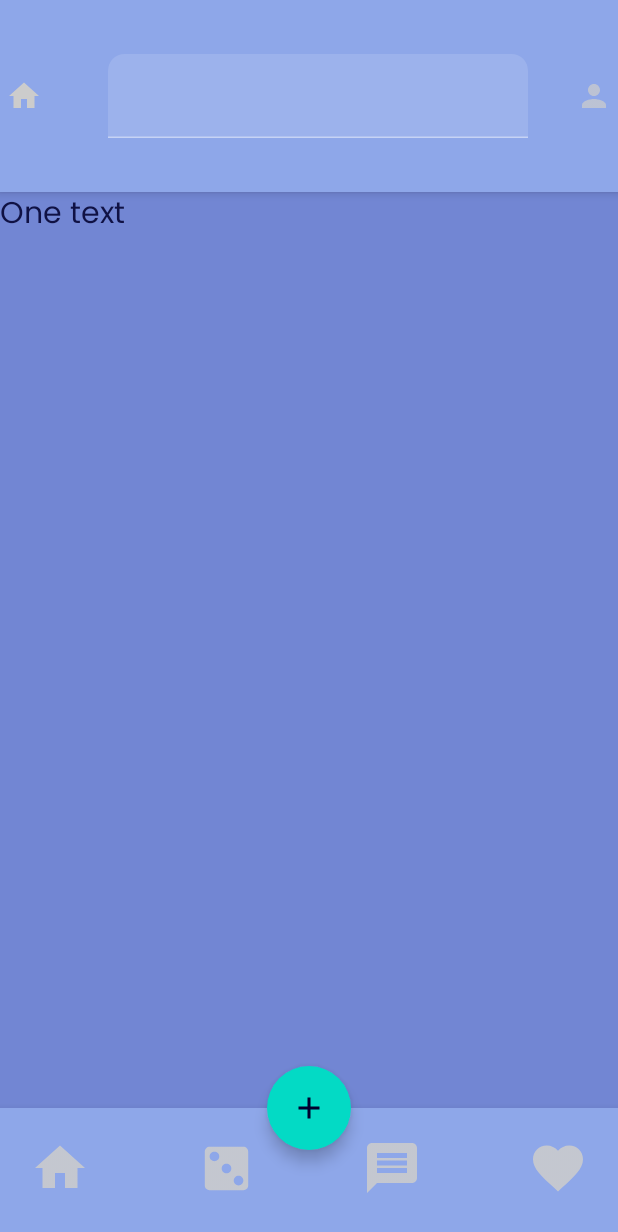
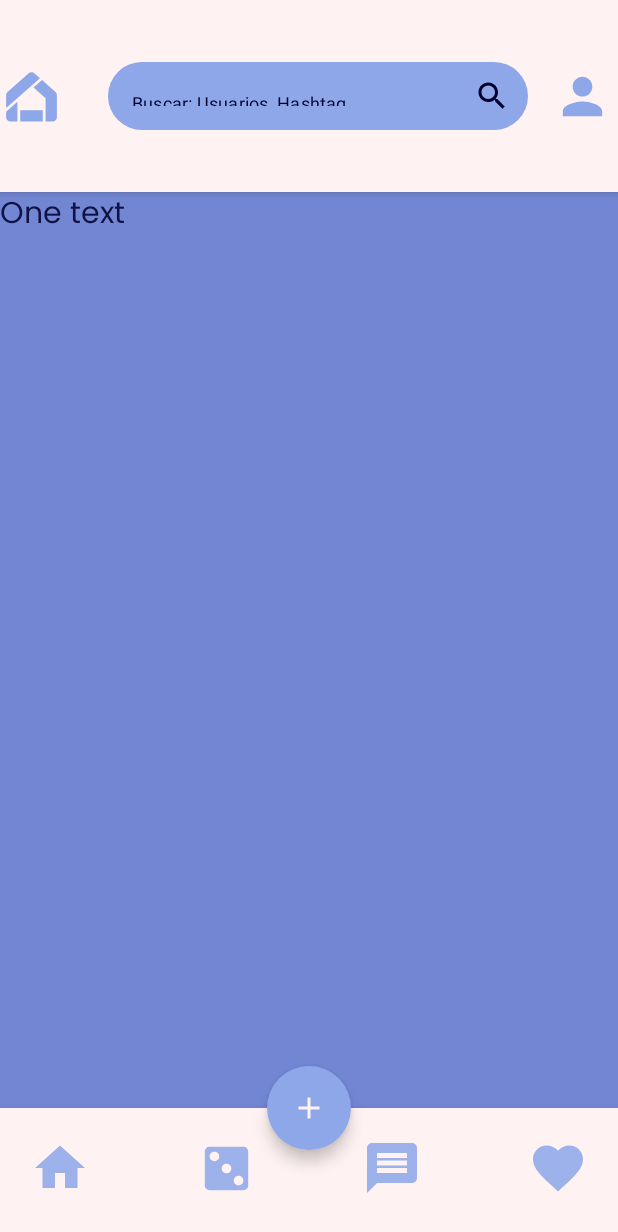
Before and after one commit to cristiangranero90/c9-10-kotlin-fulltime-app, an Android app built with Jetpack Compose: the screen it shows after launch (MainActivity), on a phone screen of 412 x 824 dp. Shown: the top 1232 px of the screen. Run offline under Robolectric (Android 15) with nearby library versions, the light colour scheme and no system bars; our stand-ins replace Dagger/Hilt's generated code.

Commit message:
Topbar and bottom bar with the correct material theme colors

```diff
--- a/app/src/main/java/com/example/teayudaapp/homescreen/presentation/HomeScreen.kt
+++ b/app/src/main/java/com/example/teayudaapp/homescreen/presentation/HomeScreen.kt
@@ -7,6 +7,8 @@ import androidx.compose.material.*
 import androidx.compose.material.icons.Icons
 import androidx.compose.material.icons.filled.Add
 import androidx.compose.runtime.Composable
+import androidx.compose.runtime.mutableStateOf
+import androidx.compose.runtime.remember
 import androidx.compose.ui.Modifier
 import androidx.compose.ui.tooling.preview.Preview
 import com.example.teayudaapp.homescreen.presentation.components.BottomBar
@@ -16,17 +18,24 @@ import com.example.teayudaapp.homescreen.presentation.components.HomeTopBar
 fun HomeScreen(){
 
     val scaffoldState = rememberScaffoldState()
+    val searchText = remember { mutableStateOf("") }
 
     Scaffold(
         scaffoldState = scaffoldState,
         modifier = Modifier.fillMaxSize(),
         bottomBar = { BottomBar() },
         floatingActionButton = {
-            FloatingActionButton(onClick = { /*TODO*/ }) {
-                Icon(imageVector = Icons.Default.Add, contentDescription = "Create a new post")
+            FloatingActionButton(
+                onClick = { /*TODO*/ },
+                backgroundColor = MaterialTheme.colors.primary
+            ) {
+                Icon(
+                    imageVector = Icons.Default.Add,
+                    contentDescription = "Create a new post",
+                    tint = MaterialTheme.colors.primaryVariant)
             }
         },
-        topBar = { HomeTopBar() },
+        topBar = { HomeTopBar(searchText) },
         isFloatingActionButtonDocked = true,
         floatingActionButtonPosition = FabPosition.Center
     ){ paddingValues ->
--- a/app/src/main/java/com/example/teayudaapp/homescreen/presentation/components/HomeBottomBar.kt
+++ b/app/src/main/java/com/example/teayudaapp/homescreen/presentation/components/HomeBottomBar.kt
@@ -5,12 +5,14 @@ import androidx.compose.foundation.layout.size
 import androidx.compose.material.BottomNavigation
 import androidx.compose.material.Icon
 import androidx.compose.material.IconButton
+import androidx.compose.material.MaterialTheme
 import androidx.compose.material.icons.Icons
 import androidx.compose.material.icons.filled.Favorite
 import androidx.compose.material.icons.filled.Home
 import androidx.compose.material.icons.filled.Message
 import androidx.compose.runtime.Composable
 import androidx.compose.ui.Modifier
+import androidx.compose.ui.graphics.Color
 import androidx.compose.ui.res.painterResource
 import androidx.compose.ui.tooling.preview.Preview
 import androidx.compose.ui.unit.dp
@@ -21,7 +23,9 @@ fun BottomBar(
     modifier: Modifier = Modifier
 ){
     BottomNavigation(
-        modifier = modifier.height(85.dp)
+        modifier = modifier.height(85.dp),
+        backgroundColor = MaterialTheme.colors.primaryVariant,
+        contentColor = MaterialTheme.colors.primary
     ) {
         IconButton(onClick = { /*TODO*/ }, modifier = Modifier.size(80.dp) ) {
             Icon(imageVector = Icons.Default.Home, contentDescription = "Go to home", modifier = Modifier.size(40.dp))
--- a/app/src/main/java/com/example/teayudaapp/homescreen/presentation/components/HomeTopBar.kt
+++ b/app/src/main/java/com/example/teayudaapp/homescreen/presentation/components/HomeTopBar.kt
@@ -1,29 +1,83 @@
 package com.example.teayudaapp.homescreen.presentation.components
 
+import androidx.compose.foundation.Image
+import androidx.compose.foundation.background
 import androidx.compose.foundation.layout.height
-import androidx.compose.material.Icon
-import androidx.compose.material.TextField
-import androidx.compose.material.TopAppBar
+import androidx.compose.foundation.layout.size
+import androidx.compose.foundation.text.KeyboardOptions
+import androidx.compose.material.*
 import androidx.compose.material.icons.Icons
-import androidx.compose.material.icons.filled.Home
 import androidx.compose.material.icons.filled.Person
+import androidx.compose.material.icons.outlined.Search
 import androidx.compose.runtime.Composable
+import androidx.compose.runtime.MutableState
+import androidx.compose.runtime.mutableStateOf
+import androidx.compose.runtime.remember
 import androidx.compose.ui.Modifier
+import androidx.compose.ui.graphics.Color
+import androidx.compose.ui.res.painterResource
+import androidx.compose.ui.text.TextStyle
+import androidx.compose.ui.text.input.KeyboardType
 import androidx.compose.ui.tooling.preview.Preview
 import androidx.compose.ui.unit.dp
+import androidx.compose.ui.unit.sp
 
 @Composable
-fun HomeTopBar(){
+fun HomeTopBar(
+    searchText: MutableState<String>,
+    modifier: Modifier = Modifier
+){
     TopAppBar(
         modifier = Modifier.height(128.dp),
-        title = { TextField(value = "", onValueChange = {} ) },
-        navigationIcon = { Icon(imageVector = Icons.Default.Home, contentDescription = "Go to home screen" )},
-        actions = { Icon(imageVector = Icons.Default.Person, contentDescription = "Profile side")}
+        backgroundColor = MaterialTheme.colors.primaryVariant,
+        title = {
+            TextField(
+                value = searchText.value,
+                onValueChange = { searchText.value = it },
+                shape = MaterialTheme.shapes.large,
+                modifier = Modifier.height(45.dp),
+                maxLines = 1,
+                singleLine = true,
+                textStyle = TextStyle(fontSize = 12.sp),
+                keyboardOptions = KeyboardOptions(keyboardType = KeyboardType.Text),
+                placeholder = { Text(
+                    text = "Buscar: Usuarios, Hashtag",
+                    fontSize = 12.sp,
+                    color = MaterialTheme.colors.onSecondary) },
+                trailingIcon = {
+                    Icon(
+                        imageVector = Icons.Outlined.Search,
+                        contentDescription = "Search space",
+                        tint = MaterialTheme.colors.onSecondary
+                    )
+                },
+                colors = TextFieldDefaults.textFieldColors(
+                    backgroundColor = MaterialTheme.colors.primary,
+                    focusedIndicatorColor = Color.Transparent,
+                    unfocusedIndicatorColor = Color.Transparent,
+                    disabledIndicatorColor = Color.Transparent
+                )
+            ) },
+        navigationIcon = {
+            Icon(
+                painterResource(id = com.example.teayudaapp.R.drawable.home_material),
+                contentDescription = "Go to home screen",
+                modifier = Modifier.size(34.dp),
+                tint = MaterialTheme.colors.primary)
+                         },
+        actions = {
+            Icon(
+                imageVector = Icons.Default.Person,
+                contentDescription = "Profile side",
+                tint = MaterialTheme.colors.primary,
+                modifier = Modifier.size(39.dp))
+        }
     )
 }
 
 @Composable
 @Preview(showBackground = true)
 fun HomeTopBarPreview(){
-    HomeTopBar()
+    val text = remember { mutableStateOf("Something") }
+    HomeTopBar( text )
 }
```
